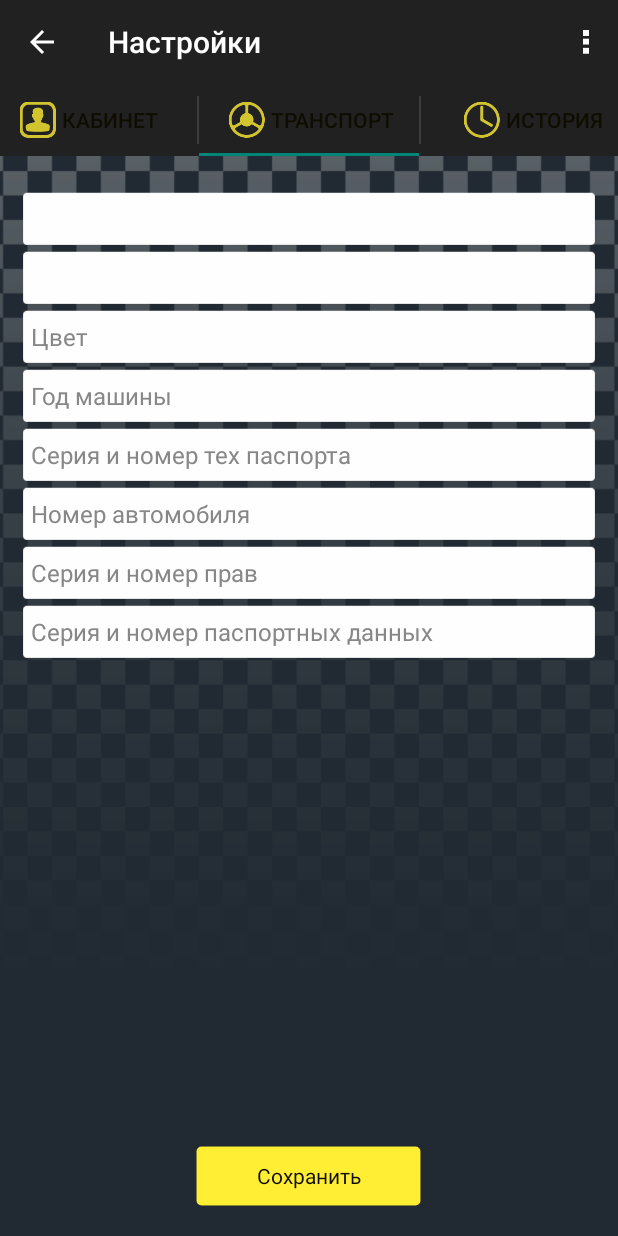
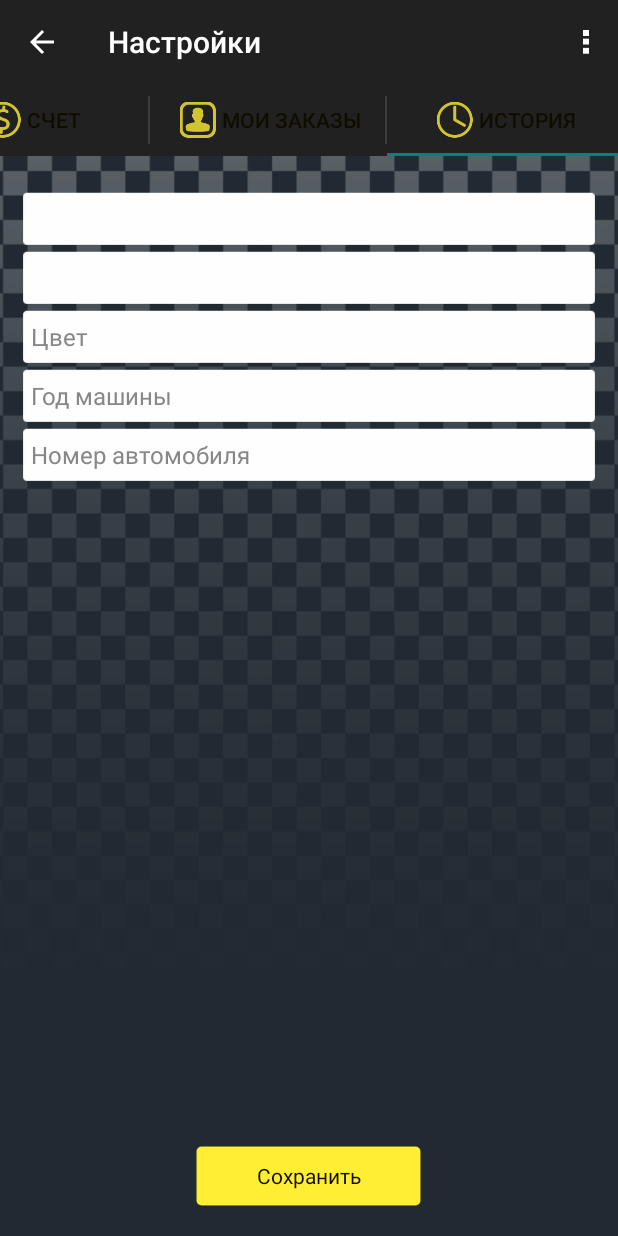
Before and after one commit to Danziamo/taxis, an Android app: the GarajActivity screen opened directly, with no data from a screen before it, tab 3 chosen, on a phone screen of 412 x 824 dp. Run offline under Robolectric (Android 15) with nearby library versions, the phone set to English and light mode, and no system bars; libraries missing offline, so code that uses them is left out: cn.pedant, com.crashlytics.android, io.fabric.sdk; 6 statements that could not run were skipped.

Commit message:
removing tabs in settings and delete edittext in cardetails

```diff
--- a/app/src/main/java/taxi/city/citytaxidriver/GarajActivity.java
+++ b/app/src/main/java/taxi/city/citytaxidriver/GarajActivity.java
@@ -18,6 +18,8 @@ import org.json.JSONObject;
 
 import cn.pedant.SweetAlert.SweetAlertDialog;
 import taxi.city.citytaxidriver.core.User;
+import taxi.city.citytaxidriver.fragments.CarDetailsFragment;
+import taxi.city.citytaxidriver.fragments.UserDetailsFragment;
 import taxi.city.citytaxidriver.service.ApiService;
 import taxi.city.citytaxidriver.utils.Helper;
 import taxi.city.citytaxidriver.utils.SessionHelper;
@@ -41,7 +43,7 @@ public class GarajActivity extends ActionBarActivity implements ActionBar.TabLis
 
         mPageAdapter = new TabsPagerAdapter(getSupportFragmentManager());
         mViewPager = (ViewPager) findViewById(R.id.pager);
-        mViewPager.setOffscreenPageLimit(0);
+        mViewPager.setOffscreenPageLimit(2);
         mViewPager.setOnPageChangeListener(new ViewPager.OnPageChangeListener() {
 
             @Override
@@ -81,8 +83,8 @@ public class GarajActivity extends ActionBarActivity implements ActionBar.TabLis
         ab.setDisplayShowTitleEnabled(true);
 
         ab.addTab(ab.newTab().setText("Счет").setIcon(R.drawable.ic_action_account).setTabListener(this));
-        ab.addTab(ab.newTab().setText("Кабинет").setIcon(R.drawable.ic_action_personal).setTabListener(this));
-        ab.addTab(ab.newTab().setText("Транспорт").setIcon(R.drawable.ic_action_transport).setTabListener(this));
+        ab.addTab(ab.newTab().setText("Мои заказы").setIcon(R.drawable.ic_action_personal).setTabListener(this));
+ //       ab.addTab(ab.newTab().setText("Транспорт").setIcon(R.drawable.ic_action_transport).setTabListener(this));
         ab.addTab(ab.newTab().setText("История").setIcon(R.drawable.ic_action_history).setTabListener(this));
     }
 
@@ -109,6 +111,13 @@ public class GarajActivity extends ActionBarActivity implements ActionBar.TabLis
                 return true;
             case R.id.action_help:
                 startActivity(new Intent(this, HelpActivity.class));
+                return true;
+            case R.id.user_container:
+                startActivity(new Intent(this, UserDetailsActivity.class));
+                return true;
+            case R.id.car_container:
+                startActivity(new Intent(this, CarDetailsActivity.class));
+                return true;
         }
         return super.onOptionsItemSelected(item);
     }
@@ -149,8 +158,6 @@ public class GarajActivity extends ActionBarActivity implements ActionBar.TabLis
                 break;
             case 2:
                 break;
-            case 3:
-                break;
         }
     }
 
@@ -167,7 +174,6 @@ public class GarajActivity extends ActionBarActivity implements ActionBar.TabLis
 
     private void logout() {
         if (mLogoutTask != null) return;
-
 
         showProgress(true);
         mLogoutTask = new LogoutTask();
--- a/app/src/main/res/layout/fragment_car_details.xml
+++ b/app/src/main/res/layout/fragment_car_details.xml
@@ -58,13 +58,13 @@
                 android:textSize="16sp"
                 android:inputType="number" />
 
-            <EditText
+          <!--  <EditText
                 style="@style/mediumEditText"
                 android:hint="Серия и номер тех паспорта"
                 android:imeOptions="actionNext"
                 android:id="@+id/editTextTechPassport"
                 android:textSize="16sp"
-                android:inputType="text" />
+                android:inputType="text" />-->
 
             <EditText
                 style="@style/mediumEditText"
@@ -74,21 +74,21 @@
                 android:textSize="16sp"
                 android:inputType="text" />
 
-            <EditText
+          <!--  <EditText
                 style="@style/mediumEditText"
                 android:hint="Серия и номер прав"
                 android:id="@+id/editTextDriverLicenseNumber"
                 android:imeOptions="actionNext"
                 android:textSize="16sp"
-                android:inputType="text" />
+                android:inputType="text" />-->
 
-            <EditText
+          <!--  <EditText
                 style="@style/mediumEditText"
                 android:hint="Серия и номер паспортных данных"
                 android:id="@+id/editTextPassportNumber"
                 android:imeOptions="actionDone"
                 android:textSize="16sp"
-                android:inputType="text" />
+                android:inputType="text" />-->
 
         </LinearLayout>
 
--- a/app/src/main/res/menu/menu_main.xml
+++ b/app/src/main/res/menu/menu_main.xml
@@ -24,6 +24,17 @@
                 android:title="Тех поддержка"
                 app:showAsAction="ifRoom"
                 android:orderInCategory="99"/>
+
+            <item
+                android:id="@+id/user_container"
+                android:title="Кабинет"
+                android:orderInCategory="97"
+                />
+            <item
+                android:id="@+id/car_container"
+                android:title="Транспорт"
+                android:orderInCategory="96"
+                />
         </menu>
 
     </item>
--- a/app/src/main/res/values/strings.xml
+++ b/app/src/main/res/values/strings.xml
@@ -25,6 +25,8 @@
     <string name="title_activity_account">AccountActivity</string>
     <string name="title_activity_sos">SosActivity</string>
     <string name="title_activity_help">Тех. поддержка</string>
+    <string name="title_car_details">Транспорт</string>
+    <string name="title_user_details">Мой кабинет</string>
     <string name="help">Телефон для справок:\n  +996702191111\n</string>
     <string name="WhatsApp">Для WhatsApp сообщений:\n +996702191111\n</string>
     <string name="info">Почта:\n taxi.support@mirsoft.kg</string>
@@ -37,4 +39,7 @@
     <string name="tariff_line5">Комиссия за 1 поездку 10 сом.\n С борта комиссия 3 сома.\n Пополнять баланс возможно в терминалах "Мобильник"\n на свой лиц. счёт (свой номер телефона)</string>
     <string name="tariff_line6">Если клиент выбрал фиксированную плату,\n оплачивается только данная сумма.</string>
     <string name="tariff_line7">Доплата за выезд за пределы города Бишкек,\n  + 40 сом к общей сумме</string>
+
+<!-- TODO: Remove or change this placeholder text -->
+    <string name="hello_blank_fragment">Hello blank fragment</string>
 </resources>
```
Also changed, not shown: app/src/main/AndroidManifest.xml (+5 -3 lines), app/src/main/java/taxi/city/citytaxidriver/CarDetailsActivity.java (+16 -0 lines), app/src/main/java/taxi/city/citytaxidriver/UserDetailsActivity.java (+16 -0 lines), app/src/main/java/taxi/city/citytaxidriver/fragments/CarDetailsFragment.java (+20 -20 lines).
